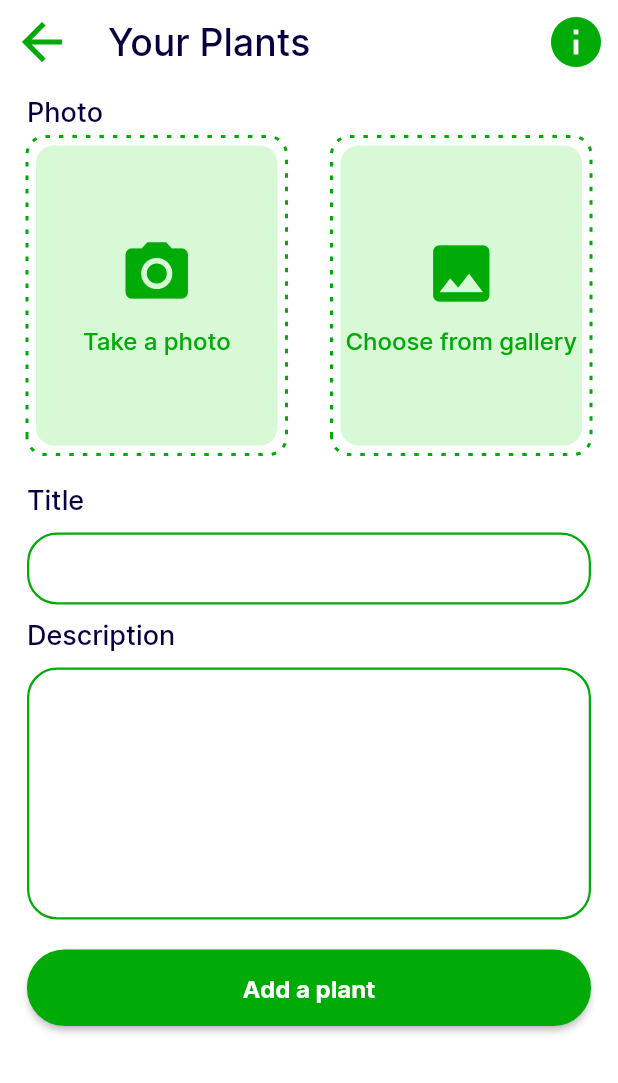
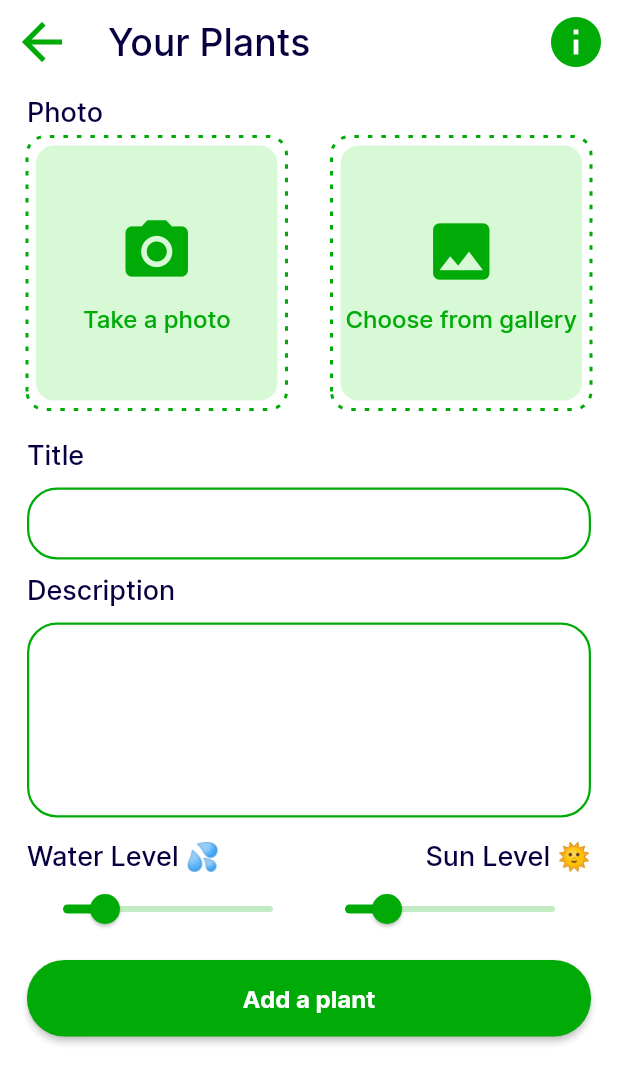
Before and after one commit to Atuoha/plantly, a Flutter app: the CreatePlantScreen screen opened by its route, on a phone screen of 412 x 824 dp. Shown: the top 1083 px of the screen. Run offline on Flutter 3.47's test engine with Material 2 defaults, Android fonts, the phone set to English and light mode, and no system bars; drawn by our look-alikes of dotted_border; our stand-ins replace bloc, cloud_firestore, equatable, firebase_auth, firebase_core, flutter_bloc and 6 more; missing offline and left inert: is_first_run; accounts and stored records are empty; network calls fail.

Commit message:
considering levels (water and sun) under plant upload

```diff
--- a/lib/constants/firestore_refs.dart
+++ b/lib/constants/firestore_refs.dart
@@ -1,6 +1,7 @@
 import 'package:cloud_firestore/cloud_firestore.dart';
 
-class FirestoreRef{
-
+class FirestoreRef {
   static var userRef = FirebaseFirestore.instance.collection('user');
+  static var plantRef = FirebaseFirestore.instance.collection('plant');
+  static var todoRef = FirebaseFirestore.instance.collection('todo');
 }
--- a/lib/models/plant.dart
+++ b/lib/models/plant.dart
@@ -3,11 +3,15 @@ class Plant {
   final String title;
   final String description;
   final String imgUrl;
+  final double waterLevel;
+  final double sunLevel;
 
   Plant({
     required this.id,
     required this.title,
     required this.description,
     required this.imgUrl,
+    required this.waterLevel,
+    required this.sunLevel,
   });
 }
--- a/lib/presentation/screens/plant/create.dart
+++ b/lib/presentation/screens/plant/create.dart
@@ -7,11 +7,13 @@ import 'package:image_picker/image_picker.dart';
 import '../../../constants/color.dart';
 import '../../../constants/enums/fields.dart';
 import '../../../constants/enums/image_source.dart';
+import '../../../constants/enums/status.dart';
 import '../../../models/success.dart';
 import '../../../resources/font_manager.dart';
 import '../../../resources/styles_manager.dart';
 import '../../../resources/values_manager.dart';
 import '../../utils/image_picker.dart';
+import '../../widgets/message_snackbar.dart';
 import '../../widgets/plant_task_text_field.dart';
 import '../../widgets/success_dialog.dart';
 
@@ -31,6 +33,9 @@ class _CreatePlantScreenState extends State<CreatePlantScreen> {
   XFile? image;
   File? selectedImage;
   bool isImageSelected = false;
+
+  double waterLevel = 1;
+  double sunLevel = 1;
 
   Future selectImage(ImagePathSource source) async {
     XFile? pickedImage;
@@ -183,7 +188,7 @@ class _CreatePlantScreenState extends State<CreatePlantScreen> {
                     ),
               const SizedBox(height: 20),
               Form(
-                key:formKey,
+                key: formKey,
                 child: Column(
                   crossAxisAlignment: CrossAxisAlignment.stretch,
                   children: [
@@ -214,9 +219,69 @@ class _CreatePlantScreenState extends State<CreatePlantScreen> {
                       controller: descriptionController,
                       title: 'Description',
                       textField: Field.description,
-                      maxLine: 8,
+                      maxLine: 6,
                     ),
-                    const SizedBox(height: 20),
+                    const SizedBox(height: 15),
+                    Row(
+                      mainAxisAlignment: MainAxisAlignment.spaceBetween,
+                      children: [
+                        Text(
+                          'Water Level 💦',
+                          style: getRegularStyle(
+                            color: fontColor,
+                            fontSize: FontSize.s18,
+                          ),
+                        ),
+                        Text(
+                          'Sun Level 🌞',
+                          style: getRegularStyle(
+                            color: fontColor,
+                            fontSize: FontSize.s18,
+                          ),
+                        ),
+                      ],
+                    ),
+                    Row(
+                      children: [
+                        Expanded(
+                          child: Slider(
+                            value: waterLevel,
+                            max: 5,
+                            min: 0,
+                            onChanged: (value) => setState(() {
+                              waterLevel = value;
+                            }),
+                            onChangeEnd: (value) {
+                              displaySnackBar(
+                                status: Status.success,
+                                message:
+                                    'Water level set to ${waterLevel.toStringAsFixed(0)}',
+                                context: context,
+                              );
+                            },
+                          ),
+                        ),
+                        Expanded(
+                          child: Slider(
+                            value: sunLevel,
+                            max: 5,
+                            min: 0,
+                            onChanged: (value) => setState(() {
+                              sunLevel = value;
+                            }),
+                            onChangeEnd: (value) {
+                              displaySnackBar(
+                                status: Status.success,
+                                message:
+                                    'Sun level set to ${sunLevel.toStringAsFixed(0)}',
+                                context: context,
+                              );
+                            },
+                          ),
+                        ),
+                      ],
+                    ),
+                    const SizedBox(height: 10),
                     ElevatedButton(
                       onPressed: () => submitPlant(),
                       child: const Text('Add a plant'),
--- a/lib/presentation/utils/image_picker.dart
+++ b/lib/presentation/utils/image_picker.dart
@@ -38,7 +38,7 @@ class ImagePickerUtil extends StatelessWidget {
             ),
           ),
           child: SizedBox(
-            height: 200,
+            height: 170,
             child: Center(
               child: Column(
                 mainAxisAlignment: MainAxisAlignment.center,
```
Also changed, not shown: lib/repositories/plant_repository.dart (+26 -0 lines).
